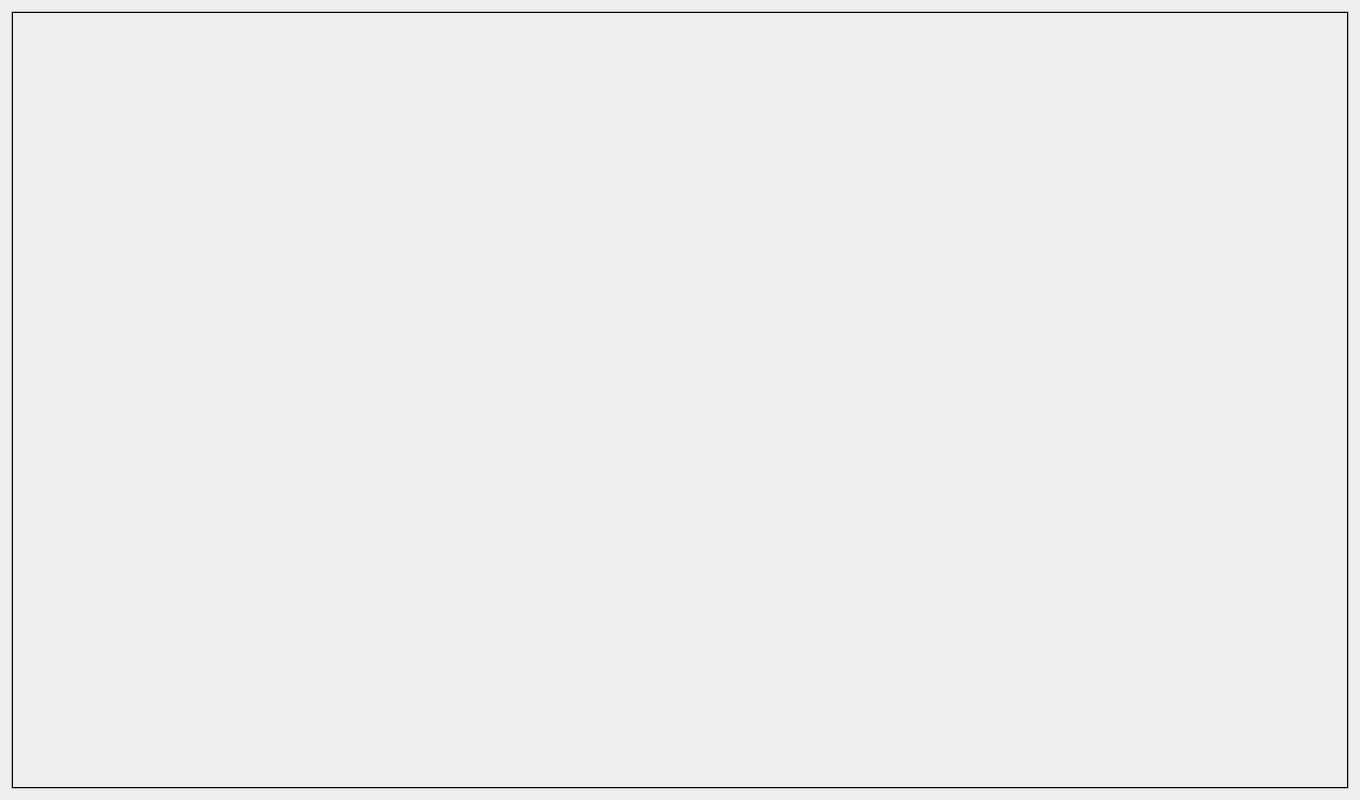
This is Main/DataBase/image_dialog.ui in 519984307/Container_Multiple_Channels_20200522 as Qt 5 draws it before an edit. The edited form follows.
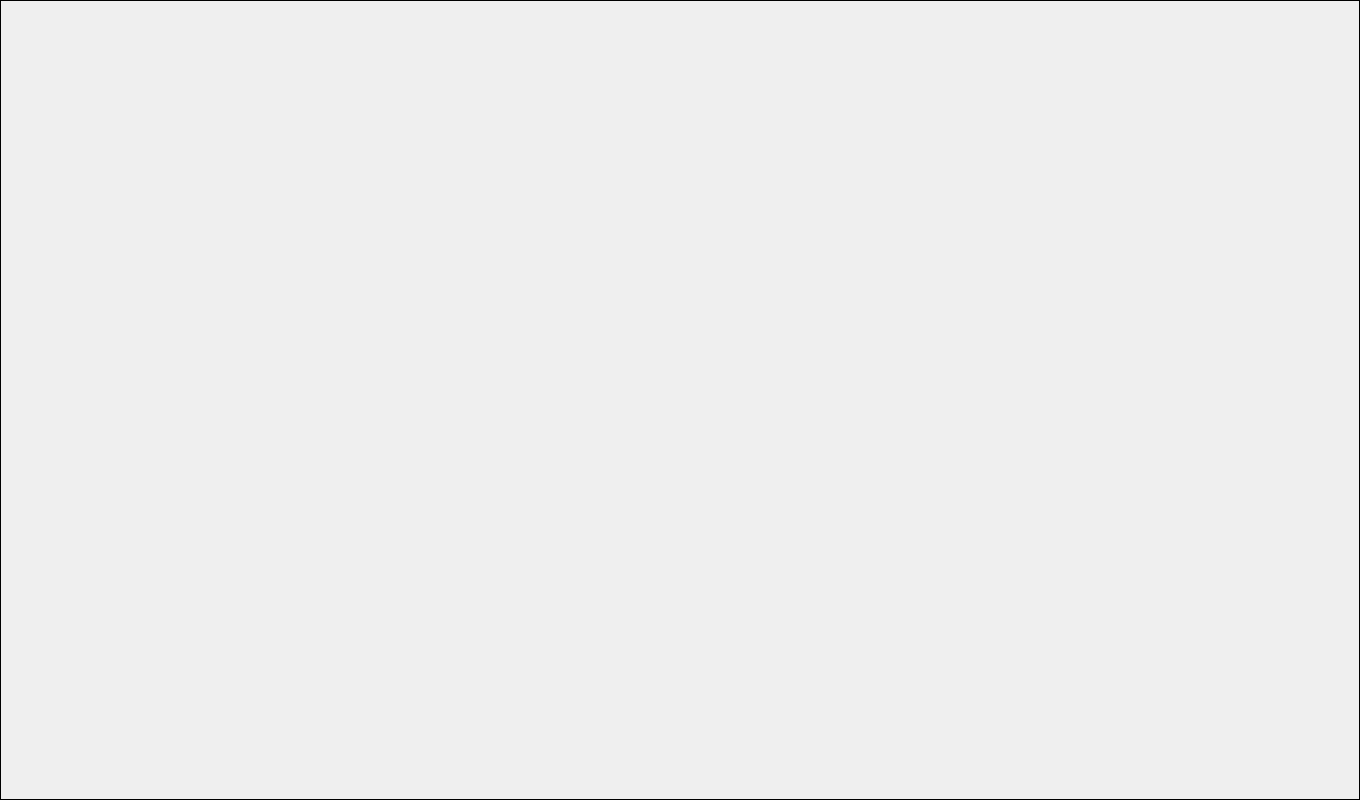
This is the edited form.

What changed in the file:
```diff
--- a/Main/DataBase/image_dialog.ui
+++ b/Main/DataBase/image_dialog.ui
@@ -26,21 +26,6 @@
    <string>Dialog</string>
   </property>
   <layout class="QGridLayout" name="gridLayout">
-   <item row="0" column="0">
-    <widget class="QScrollArea" name="scrollArea">
-     <property name="widgetResizable">
-      <bool>true</bool>
-     </property>
-     <widget class="QWidget" name="scrollAreaWidgetContents">
-      <property name="geometry">
-       <rect>
-        <x>0</x>
-        <y>0</y>
-        <width>1336</width>
-        <height>776</height>
-       </rect>
-      </property>
-      <layout class="QGridLayout" name="gridLayout_2">
        <property name="leftMargin">
         <number>0</number>
        </property>
@@ -79,10 +64,6 @@
          <property name="scaledContents">
           <bool>false</bool>
          </property>
-        </widget>
-       </item>
-      </layout>
-     </widget>
     </widget>
    </item>
   </layout>
```
Lines whose indentation alone changed are shown as unchanged.
